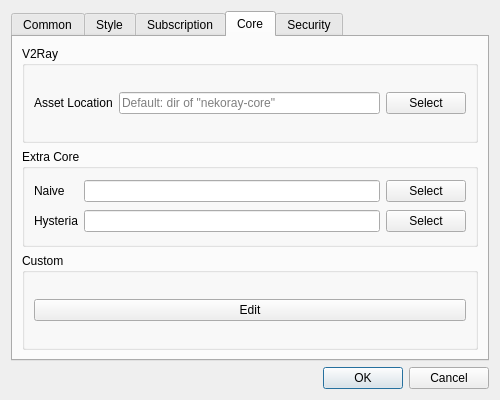
MatsuriDayo/nekoray, file ui/dialog_basic_settings.ui: the form before one commit.
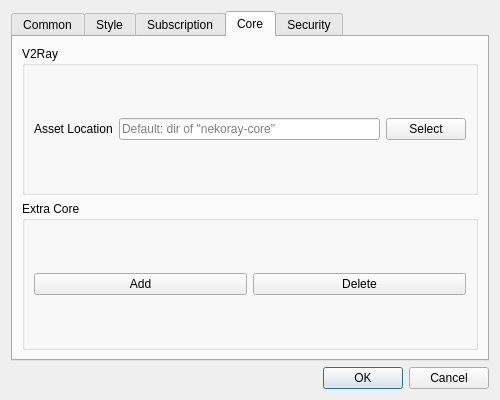
The form after the commit. The open tabs and pages were chosen to show the change. Custom widgets are drawn as their Qt base class.

Commit message: improve extra core

The edit to the form file:
```diff
--- a/ui/dialog_basic_settings.ui
+++ b/ui/dialog_basic_settings.ui
@@ -455,62 +455,42 @@
           <string>Extra Core</string>
          </property>
          <layout class="QGridLayout" name="gridLayout_4">
-          <item row="1" column="0">
-           <widget class="QLabel" name="label_10">
-            <property name="text">
-             <string notr="true">Hysteria</string>
-            </property>
-           </widget>
-          </item>
           <item row="0" column="0">
-           <widget class="QLabel" name="label_9">
-            <property name="text">
-             <string notr="true">Naive</string>
+           <widget class="QWidget" name="widget" native="true">
+            <property name="sizePolicy">
+             <sizepolicy hsizetype="Preferred" vsizetype="Maximum">
+              <horstretch>0</horstretch>
+              <verstretch>0</verstretch>
+             </sizepolicy>
             </property>
-           </widget>
-          </item>
-          <item row="0" column="1">
-           <layout class="QHBoxLayout" name="horizontalLayout">
-            <item>
-             <widget class="MyLineEdit" name="core_naive"/>
-            </item>
-            <item>
-             <widget class="QPushButton" name="core_naive_pick">
-              <property name="text">
-               <string>Select</string>
-              </property>
-             </widget>
-            </item>
-           </layout>
-          </item>
-          <item row="1" column="1">
-           <layout class="QHBoxLayout" name="horizontalLayout_5">
-            <item>
-             <widget class="MyLineEdit" name="core_hysteria"/>
-            </item>
-            <item>
-             <widget class="QPushButton" name="core_hysteria_pick">
-              <property name="text">
-               <string>Select</string>
-              </property>
-             </widget>
-            </item>
-           </layout>
-          </item>
-         </layout>
-        </widget>
-       </item>
-       <item>
-        <widget class="QGroupBox" name="groupBox_2">
-         <property name="title">
-          <string>Custom</string>
-         </property>
-         <layout class="QVBoxLayout" name="verticalLayout_2">
-          <item>
-           <widget class="QPushButton" name="core_edit">
-            <property name="text">
-             <string>Edit</string>
-            </property>
+            <layout class="QHBoxLayout" name="horizontalLayout_5">
+             <property name="leftMargin">
+              <number>0</number>
+             </property>
+             <property name="topMargin">
+              <number>0</number>
+             </property>
+             <property name="rightMargin">
+              <number>0</number>
+             </property>
+             <property name="bottomMargin">
+              <number>0</number>
+             </property>
+             <item>
+              <widget class="QPushButton" name="extra_core_add">
+               <property name="text">
+                <string>Add</string>
+               </property>
+              </widget>
+             </item>
+             <item>
+              <widget class="QPushButton" name="extra_core_del">
+               <property name="text">
+                <string>Delete</string>
+               </property>
+              </widget>
+             </item>
+            </layout>
            </widget>
           </item>
          </layout>
```
Left out of the diff: 7 changed lines with no effect on the pictures. The commit also changes 6 other files.
